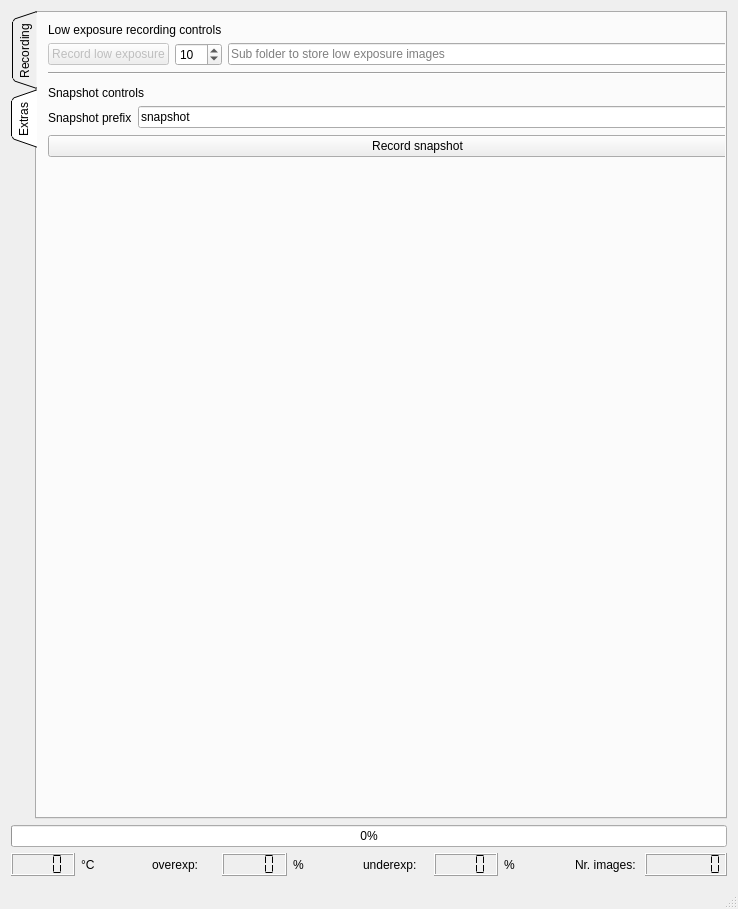
Qt form src/mainwindow.ui (IMSY-DKFZ/xilens) before a commit.
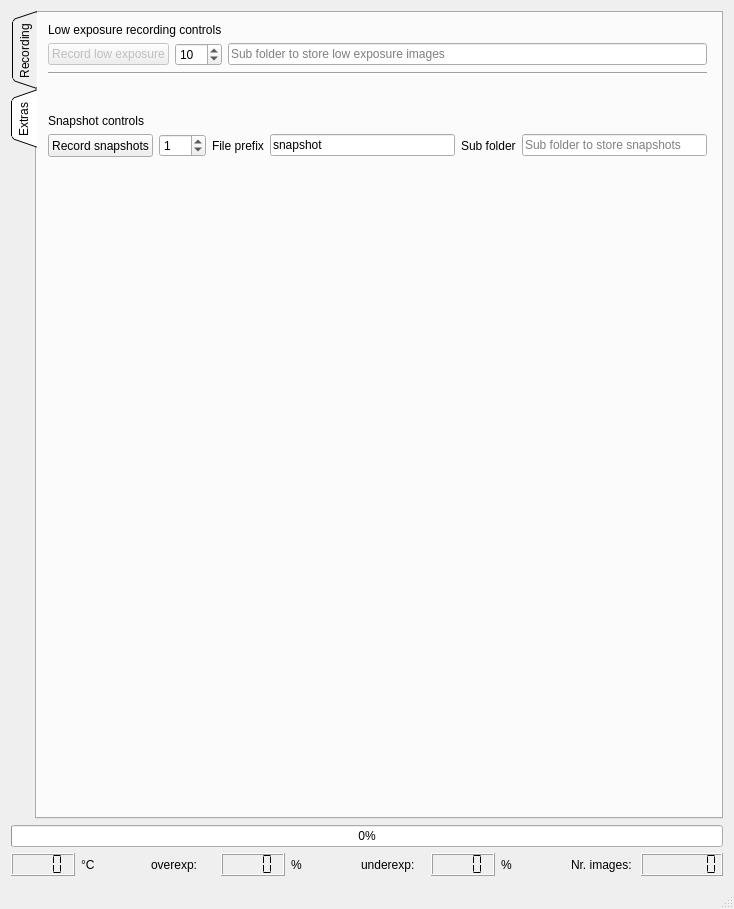
The same form after that commit. The open tabs and pages were chosen to show the change. Icons and pictures are not drawn.

Commit message: The camera interface has been reformatted and cleaned up with notable changes to the MainWindow::RecordSnapshots() and MainWindow::RecordImage() methods. The XIIMGtoMat() function was moved from mainwindow.cpp to util.cpp for better organization. Additional changes include renaming of several variables and methods for clarity, such as renaming MainWindow::Snapshots() to MainWindow::RecordSnapshots(). These changes aim to increase the maintainability and simplicity of the codebase.

The edit to the form file:
```diff
--- a/src/mainwindow.ui
+++ b/src/mainwindow.ui
@@ -6,7 +6,7 @@
    <rect>
     <x>0</x>
     <y>0</y>
-    <width>738</width>
+    <width>734</width>
     <height>909</height>
    </rect>
   </property>
@@ -735,7 +735,7 @@
            <rect>
             <x>0</x>
             <y>-1</y>
-            <width>761</width>
+            <width>681</width>
             <height>156</height>
            </rect>
           </property>
@@ -822,10 +822,49 @@
            </item>
            <item>
             <layout class="QHBoxLayout" name="horizontalLayout_14">
+             <item>
+              <widget class="QPushButton" name="snapshotButton">
+               <property name="sizePolicy">
+                <sizepolicy hsizetype="Minimum" vsizetype="Minimum">
+                 <horstretch>0</horstretch>
+                 <verstretch>0</verstretch>
+                </sizepolicy>
+               </property>
+               <property name="toolTip">
+                <string>Record specified number of individual images on base folder</string>
+               </property>
+               <property name="styleSheet">
+                <string notr="true"/>
+               </property>
+               <property name="text">
+                <string>Record snapshots</string>
+               </property>
+               <property name="icon">
+                <iconset>
+                 <normaloff>resources/play-button.png</normaloff>resources/play-button.png</iconset>
+               </property>
+               <property name="checkable">
+                <bool>false</bool>
+               </property>
+              </widget>
+             </item>
+             <item>
+              <widget class="QSpinBox" name="nSnapshotsSpinBox">
+               <property name="toolTip">
+                <string>Number of snapshots to record</string>
+               </property>
+               <property name="maximum">
+                <number>999</number>
+               </property>
+               <property name="value">
+                <number>1</number>
+               </property>
+              </widget>
+             </item>
              <item>
               <widget class="QLabel" name="snapshotLabel_3">
                <property name="text">
-                <string>Snapshot prefix</string>
+                <string>File prefix</string>
                </property>
               </widget>
              </item>
@@ -837,43 +876,24 @@
               </widget>
              </item>
              <item>
-              <widget class="QSpinBox" name="nSnapshotsSpinBox">
-               <property name="maximum">
-                <number>999</number>
+              <widget class="QLabel" name="snapshotSubFolderLabel">
+               <property name="text">
+                <string>Sub folder</string>
                </property>
-               <property name="value">
-                <number>1</number>
+              </widget>
+             </item>
+             <item>
+              <widget class="QLineEdit" name="snapshotSubFolderLineEdit">
+               <property name="toolTip">
+                <string>Sub folder where snapshots are stored</string>
+               </property>
+               <property name="placeholderText">
+                <string>Sub folder to store snapshots</string>
                </property>
               </widget>
              </item>
             </layout>
            </item>
-           <item>
-            <widget class="QPushButton" name="snapshotButton">
-             <property name="sizePolicy">
-              <sizepolicy hsizetype="Minimum" vsizetype="Minimum">
-               <horstretch>0</horstretch>
-               <verstretch>0</verstretch>
-              </sizepolicy>
-             </property>
-             <property name="toolTip">
-              <string>Record specified number of individual images on base folder</string>
-             </property>
-             <property name="styleSheet">
-              <string notr="true"/>
-             </property>
-             <property name="text">
-              <string>Record snapshot</string>
-             </property>
-             <property name="icon">
-              <iconset>
-               <normaloff>resources/play-button.png</normaloff>resources/play-button.png</iconset>
-             </property>
-             <property name="checkable">
-              <bool>false</bool>
-             </property>
-            </widget>
-           </item>
           </layout>
          </widget>
         </widget>
```
Left out of the diff: 9 changed lines with no effect on the pictures. The commit also changes 4 other files.
